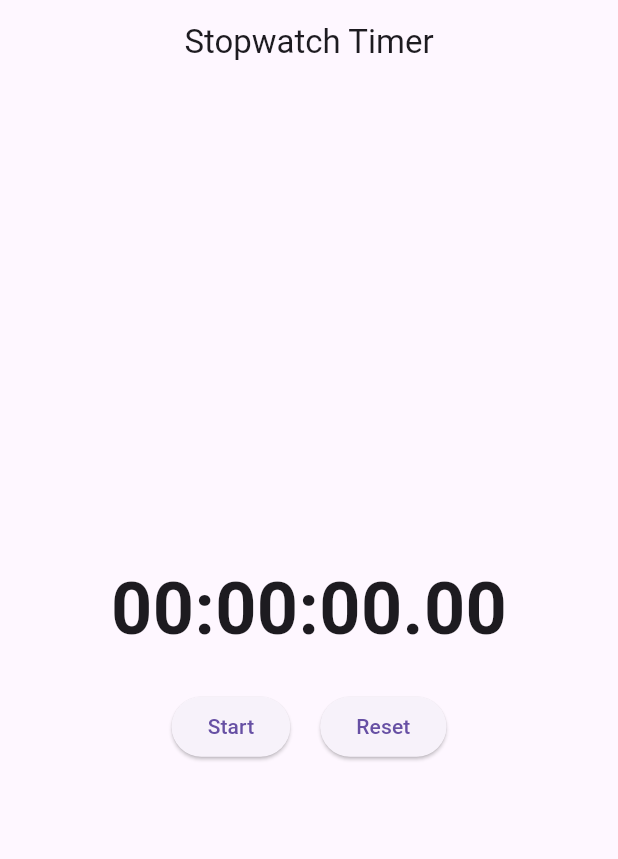
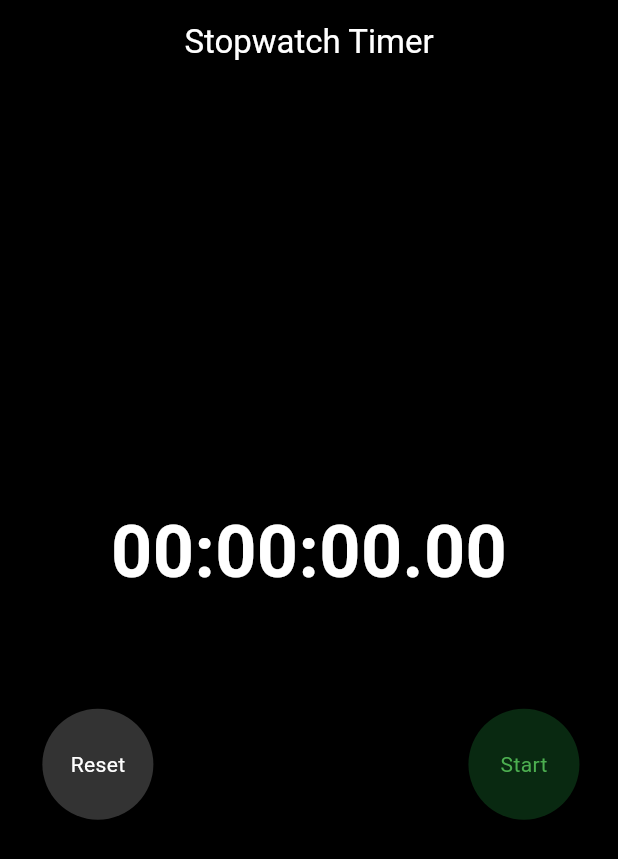
Before and after one commit to Ashraf50/stop_watch, a Flutter app: the screen it shows after launch, on a phone screen of 412 x 824 dp. Shown: the top 859 px of the screen. Run offline on Flutter 3.47's test engine with Material 3 defaults, Android fonts, the phone set to English and light mode, and no system bars.

Commit message:
change theme

```diff
--- a/lib/main.dart
+++ b/lib/main.dart
@@ -10,6 +10,10 @@ class StopwatchApp extends StatelessWidget {
   Widget build(BuildContext context) {
     return MaterialApp(
       debugShowCheckedModeBanner: false,
+      theme: ThemeData(
+        scaffoldBackgroundColor: Colors.black,
+        appBarTheme: AppBarTheme(color: Colors.black),
+      ),
       home: StopwatchHomePage(),
     );
   }
@@ -69,13 +73,25 @@ class _StopwatchHomePageState extends State<StopwatchHomePage> {
   }
 
   @override
+  void dispose() {
+    _timer?.cancel();
+    super.dispose();
+  }
+
+  @override
   Widget build(BuildContext context) {
     return Scaffold(
       appBar: AppBar(
         centerTitle: true,
-        title: Text('Stopwatch Timer'),
+        title: Text(
+          'Stopwatch Timer',
+          style: TextStyle(
+            color: Colors.white,
+          ),
+        ),
       ),
-      body: Center(
+      body: Padding(
+        padding: const EdgeInsets.symmetric(horizontal: 20),
         child: Column(
           mainAxisAlignment: MainAxisAlignment.center,
           children: <Widget>[
@@ -84,20 +100,45 @@ class _StopwatchHomePageState extends State<StopwatchHomePage> {
               style: TextStyle(
                 fontSize: 48,
                 fontWeight: FontWeight.bold,
+                color: Colors.white,
               ),
             ),
-            SizedBox(height: 20),
+            SizedBox(height: 70),
             Row(
-              mainAxisAlignment: MainAxisAlignment.center,
-              children: <Widget>[
-                ElevatedButton(
-                  onPressed: _isRunning ? _stopStopwatch : _startStopwatch,
-                  child: Text(_isRunning ? 'Stop' : 'Start'),
+              mainAxisAlignment: MainAxisAlignment.spaceBetween,
+              children: [
+                GestureDetector(
+                  onTap: () {
+                    _resetStopwatch();
+                  },
+                  child: Container(
+                    padding: EdgeInsets.all(27),
+                    decoration: BoxDecoration(
+                        shape: BoxShape.circle, color: Color(0xff333333)),
+                    child: Center(
+                        child: Text(
+                      "Reset",
+                      style: TextStyle(color: Colors.white),
+                    )),
+                  ),
                 ),
-                SizedBox(width: 20),
-                ElevatedButton(
-                  onPressed: _resetStopwatch,
-                  child: Text('Reset'),
+                GestureDetector(
+                  onTap: () {
+                    _isRunning ? _stopStopwatch() : _startStopwatch();
+                  },
+                  child: Container(
+                    padding: EdgeInsets.all(27),
+                    decoration: BoxDecoration(
+                        shape: BoxShape.circle,
+                        color:
+                            _isRunning ? Color(0xff340e0b) : Color(0xff092911)),
+                    child: Center(
+                        child: Text(
+                      _isRunning ? 'Stop' : 'Start',
+                      style: TextStyle(
+                          color: _isRunning ? Colors.red : Colors.green),
+                    )),
+                  ),
                 ),
               ],
             ),
@@ -106,10 +147,4 @@ class _StopwatchHomePageState extends State<StopwatchHomePage> {
       ),
     );
   }
-
-  @override
-  void dispose() {
-    _timer?.cancel();
-    super.dispose();
-  }
 }
```
